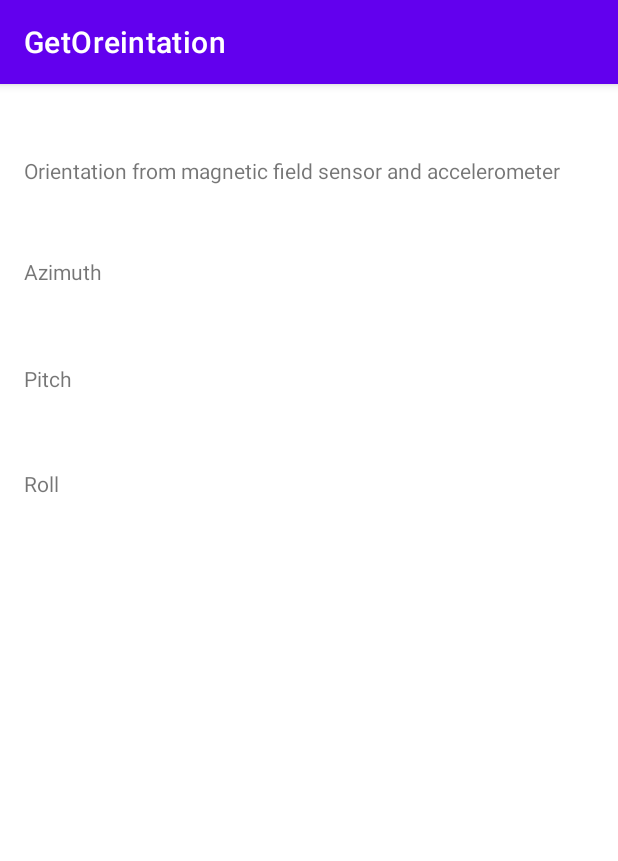
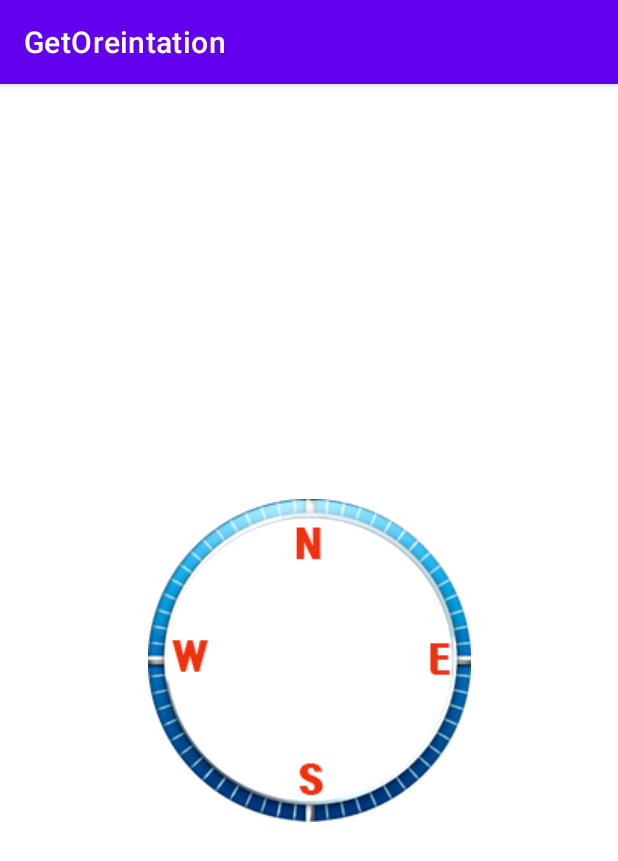
Before and after one commit to makeonwoo/GetOreintation, an Android app: the screen it shows after launch (MainActivity), on a phone screen of 412 x 824 dp. Shown: the top 861 px of the screen. Run offline under Robolectric (Android 15) with nearby library versions, the phone set to English and light mode, and no system bars.

```diff
--- /dev/null
+++ b/app/src/main/java/com/example/getoreintation/AzimuthView.java
@@ -0,0 +1,32 @@
+package com.example.getoreintation;
+
+import android.content.Context;
+import android.graphics.Bitmap;
+import android.graphics.BitmapFactory;
+import android.graphics.Canvas;
+import android.util.AttributeSet;
+import android.view.View;
+
+import androidx.annotation.Nullable;
+
+public class AzimuthView extends View {
+    Bitmap bitmap;
+
+    public AzimuthView(Context context, @Nullable AttributeSet attrs) {
+        super(context, attrs);
+        bitmap = BitmapFactory.decodeResource(getResources(),R.drawable.compass);
+    }
+
+    @Override
+    protected void onDraw(Canvas canvas) {
+        super.onDraw(canvas);
+
+        int cx =getWidth()/2;
+        int cy =getHeight()/2;
+
+        int x0 = cx - bitmap.getWidth()/2;
+        int y0 = cy - bitmap.getHeight()/2;
+
+        canvas.drawBitmap(bitmap,x0,y0,null);
+    }
+}
--- a/app/src/main/java/com/example/getoreintation/MainActivity.java
+++ b/app/src/main/java/com/example/getoreintation/MainActivity.java
@@ -12,7 +12,7 @@ import android.widget.Toast;
 
 public class MainActivity extends AppCompatActivity {
 
-    TextView txtAzimuth, txtPitch, txtRoll;
+//    TextView txtAzimuth, txtPitch, txtRoll;
     SensorManager sensorManager;
     Sensor magSensor, accSensor;
     SensorEventListener listener;
@@ -24,9 +24,9 @@ public class MainActivity extends AppCompatActivity {
         super.onCreate(savedInstanceState);
         setContentView(R.layout.activity_main);
 
-        txtAzimuth = findViewById(R.id.txtAzimuth);
-        txtPitch = findViewById(R.id.txtPitch);
-        txtRoll = findViewById(R.id.txtRoll);
+//        txtAzimuth = findViewById(R.id.txtAzimuth);
+//        txtPitch = findViewById(R.id.txtPitch);
+//        txtRoll = findViewById(R.id.txtRoll);
 
         sensorManager = (SensorManager) getSystemService(SENSOR_SERVICE);
 
@@ -60,9 +60,9 @@ public class MainActivity extends AppCompatActivity {
                         Toast.makeText(MainActivity.this, "-180", Toast.LENGTH_SHORT);
                     }
 
-                    txtAzimuth.setText("Azimuth: " + (int) radian2Degree(values[0]));
-                    txtPitch.setText("Pitch: " + (int) radian2Degree(values[1]));
-                    txtRoll.setText("Roll: " + (int) radian2Degree(values[2]));
+//                    txtAzimuth.setText("Azimuth: " + (int) radian2Degree(values[0]));
+//                    txtPitch.setText("Pitch: " + (int) radian2Degree(values[1]));
+//                    txtRoll.setText("Roll: " + (int) radian2Degree(values[2]));
                 }
             }
 
--- a/app/src/main/res/layout/activity_main.xml
+++ b/app/src/main/res/layout/activity_main.xml
@@ -6,41 +6,9 @@
     android:layout_height="match_parent"
     tools:context=".MainActivity">
 
-    <TextView
-        android:id="@+id/textView"
-        android:layout_width="wrap_content"
-        android:layout_height="wrap_content"
-        android:layout_marginStart="16dp"
-        android:layout_marginTop="48dp"
-        android:text="Orientation from magnetic field sensor and accelerometer"
-        app:layout_constraintStart_toStartOf="parent"
-        app:layout_constraintTop_toTopOf="parent" />
+<com.example.getoreintation.AzimuthView
+    android:layout_width="match_parent"
+    android:layout_height="match_parent">
 
-    <TextView
-        android:id="@+id/txtAzimuth"
-        android:layout_width="wrap_content"
-        android:layout_height="wrap_content"
-        android:layout_marginTop="48dp"
-        android:text="Azimuth"
-        app:layout_constraintStart_toStartOf="@+id/textView"
-        app:layout_constraintTop_toBottomOf="@+id/textView" />
-
-    <TextView
-        android:id="@+id/txtPitch"
-        android:layout_width="58dp"
-        android:layout_height="18dp"
-        android:layout_marginTop="52dp"
-        android:text="Pitch"
-        app:layout_constraintStart_toStartOf="@+id/txtAzimuth"
-        app:layout_constraintTop_toBottomOf="@+id/txtAzimuth" />
-
-    <TextView
-        android:id="@+id/txtRoll"
-        android:layout_width="wrap_content"
-        android:layout_height="wrap_content"
-        android:layout_marginTop="52dp"
-        android:text="Roll"
-        app:layout_constraintStart_toStartOf="@+id/txtPitch"
-        app:layout_constraintTop_toBottomOf="@+id/txtPitch" />
-
+</com.example.getoreintation.AzimuthView>
 </androidx.constraintlayout.widget.ConstraintLayout>
```
Also changed, not shown: app/src/main/res/drawable/compass.png (added).
